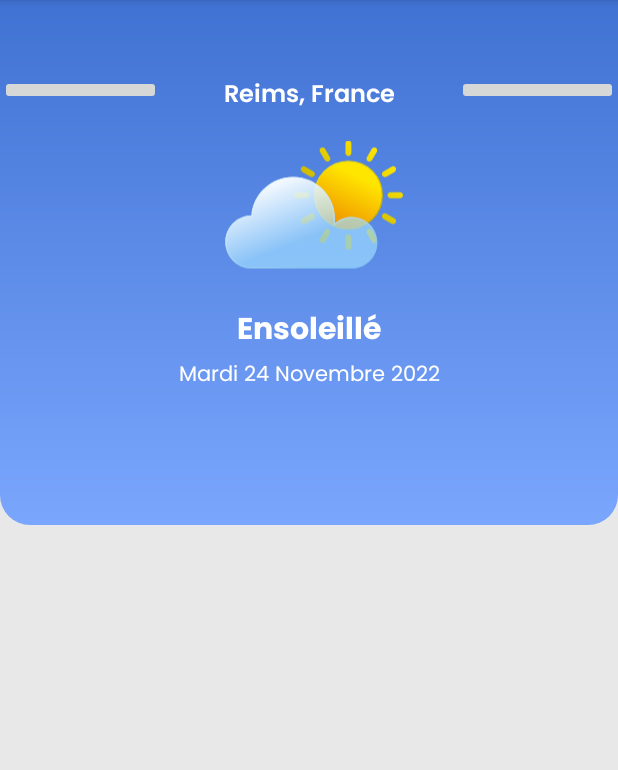
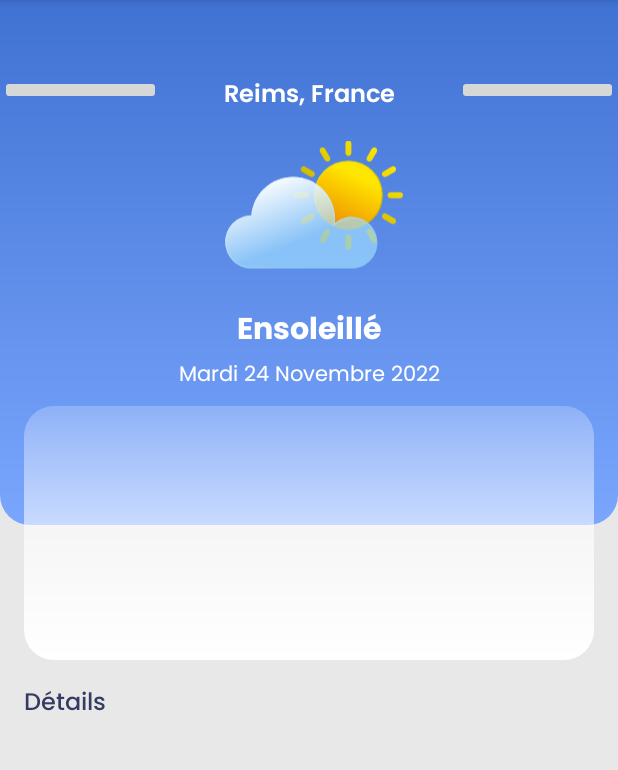
Before and after one commit to MarcBertu/weather, an Android app: the StartingActivity screen opened directly, with no data from a screen before it, on a phone screen of 412 x 824 dp, the part 84-854 px from its top. Run offline under Robolectric (Android 15) with nearby library versions, the phone set to English and light mode, and no system bars.

```diff
--- /dev/null
+++ b/app/src/main/res/drawable/info_card.xml
@@ -0,0 +1,13 @@
+<?xml version="1.0" encoding="utf-8"?>
+<shape xmlns:android="http://schemas.android.com/apk/res/android">
+    <size android:width="1000dp"
+        android:height="@dimen/info_home_height" />
+
+    <gradient
+        android:angle="270"
+        android:startColor="#39FFFFFF"
+        android:endColor="#FFFFFFFF"
+        android:type="linear" />
+
+    <corners android:radius="20dp" />
+</shape>
--- /dev/null
+++ b/app/src/main/res/drawable/white_rectangle.xml
@@ -0,0 +1,4 @@
+<?xml version="1.0" encoding="utf-8"?>
+<shape xmlns:android="http://schemas.android.com/apk/res/android">
+    <solid android:color="@color/white" />
+</shape>
--- a/app/src/main/res/layout/activity_starting.xml
+++ b/app/src/main/res/layout/activity_starting.xml
@@ -8,6 +8,7 @@
     tools:context=".tabItem.StartingActivity">
 
     <LinearLayout
+        android:id="@+id/header_card"
         android:layout_width="match_parent"
         android:layout_height="@dimen/home_card_height"
         android:background="@drawable/home_card"
@@ -74,4 +75,60 @@
 
     </LinearLayout>
 
+    <LinearLayout
+        android:id="@+id/info_home_card"
+        android:layout_width="match_parent"
+        android:layout_height="@dimen/info_home_height"
+        android:orientation="vertical"
+        android:background="@drawable/info_card"
+        android:layout_marginStart="@dimen/space_16"
+        android:layout_marginEnd="@dimen/space_16"
+        android:translationY="@dimen/translation_y_info_home_card"
+        app:layout_constraintBottom_toBottomOf="@id/header_card">
+
+        <com.google.android.material.tabs.TabLayout
+            android:layout_width="match_parent"
+            android:background="@null"
+            android:layout_height="0dp"
+            android:layout_weight="1" />
+
+        <androidx.viewpager2.widget.ViewPager2
+            android:layout_width="match_parent"
+            android:layout_height="0dp"
+            android:layout_weight="1" />
+
+    </LinearLayout>
+
+
+    <LinearLayout
+        android:layout_width="match_parent"
+        android:layout_height="0dp"
+        app:layout_constraintTop_toBottomOf="@id/info_home_card"
+        app:layout_constraintBottom_toBottomOf="parent"
+        android:layout_marginTop="@dimen/translation_y_info_home_card"
+        android:padding="@dimen/space_16"
+        android:orientation="vertical">
+
+        <TextView
+            android:layout_width="match_parent"
+            android:layout_height="wrap_content"
+            android:text="@string/info_details_text"
+            style="@style/subtitle_text"
+            android:textColor="@color/default_text"
+            android:layout_weight="0" />
+
+        <GridLayout
+            android:layout_width="match_parent"
+            android:layout_height="match_parent"
+            android:layout_weight="1">
+
+
+
+        </GridLayout>
+
+    </LinearLayout>
+
+
+
+
 </androidx.constraintlayout.widget.ConstraintLayout>
--- a/app/src/main/res/values/colors.xml
+++ b/app/src/main/res/values/colors.xml
@@ -11,4 +11,10 @@
     <color name="start_background_color">#E8E8E8</color>
 
     <color name="linear_blue">#3F72D2</color>
+
+    <color name="default_text">#363B64</color>
+
+    <color name="label_information_text">#656565</color>
+
+    <color name="transparent">#00FFFFFF</color>
 </resources>
--- a/app/src/main/res/values/dimens.xml
+++ b/app/src/main/res/values/dimens.xml
@@ -1,8 +1,17 @@
 <?xml version="1.0" encoding="utf-8"?>
 <resources>
     <dimen name="home_card_height">350dp</dimen>
+    <dimen name="info_home_height">169dp</dimen>
+
+    <dimen name="translation_y_info_home_card">90dp</dimen>
 
     <dimen name="home_card_margin_top">50dp</dimen>
 
     <dimen name="image_large_size">125dp</dimen>
+
+    <dimen name="space_8">8dp</dimen>
+    <dimen name="space_12">12dp</dimen>
+    <dimen name="space_16">16dp</dimen>
+    <dimen name="space_24">24dp</dimen>
+    <dimen name="space_32">32dp</dimen>
 </resources>
```
Also changed, not shown: app/src/main/res/drawable/icon_humidity_sensor.xml (added, +22 -0 lines), app/src/main/res/drawable/icon_temp_sensor.xml (added, +22 -0 lines), app/src/main/res/drawable/icon_uv_index.xml (added, +22 -0 lines), app/src/main/res/drawable/icon_wind_pressure.xml (added, +22 -0 lines), app/src/main/res/drawable/tablayout_card.xml (added, +13 -0 lines), app/src/main/res/layout/custom_tablayout_item.xml (added, +21 -0 lines), app/src/main/res/layout/custom_tablayout_item_selected.xml (added, +21 -0 lines), app/src/main/res/layout/grid_layout_details_item.xml (added, +47 -0 lines), app/src/main/res/values/strings.xml (+22 -0 lines), app/src/main/res/values/styles.xml (+12 -0 lines).
